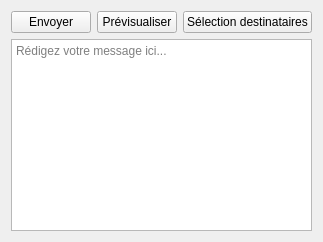
Before: the Qt Designer form resources/ui/mailing_tab.ui in DarkSario/ClubManager, drawn with Qt 5.
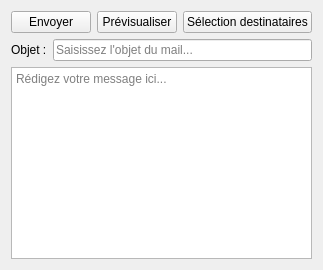
After: the same form once the commit is applied.

Commit message: Implement mailing subject field, MJC import, ZIP export/import, and PDF export

Patch:
```diff
--- a/resources/ui/mailing_tab.ui
+++ b/resources/ui/mailing_tab.ui
@@ -11,7 +11,13 @@
     </layout>
    </item>
    <item>
-    <widget class="QTextEdit" name="textEditMail">
+    <layout class="QHBoxLayout" name="horizontalLayoutSubject">
+     <item><widget class="QLabel" name="labelSubject"><property name="text"><string>Objet :</string></property></widget></item>
+     <item><widget class="QLineEdit" name="editSubject"><property name="placeholderText"><string>Saisissez l'objet du mail...</string></property></widget></item>
+    </layout>
+   </item>
+   <item>
+    <widget class="QTextEdit" name="editBody">
      <property name="placeholderText"><string>Rédigez votre message ici...</string></property>
     </widget>
    </item>
```
The commit also changes 7 other files.
